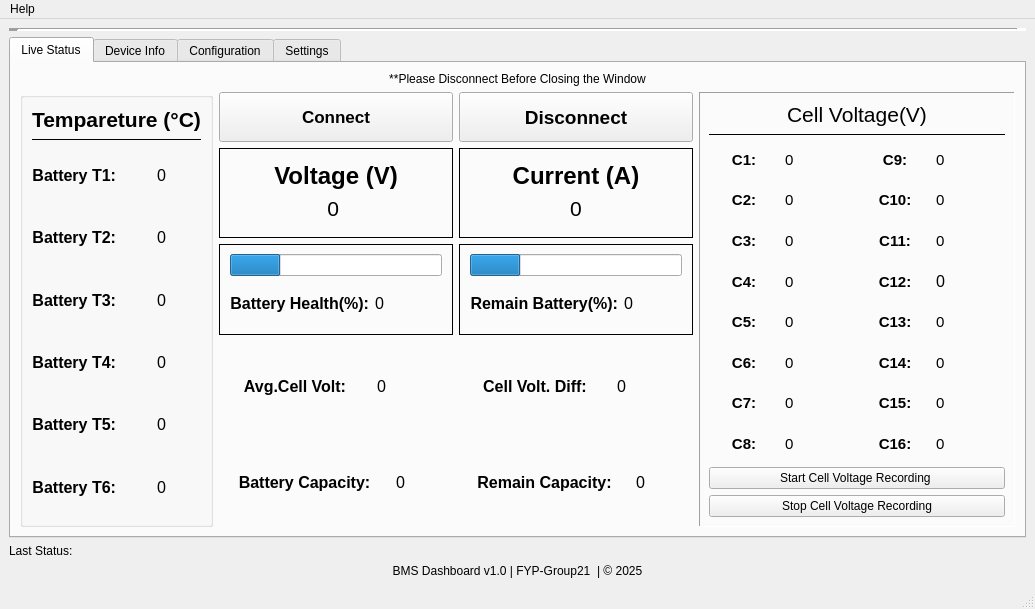
The window that form.ui (HashikaChathubhashaka/BMS_Interface) describes before a commit, drawn with Qt 5.
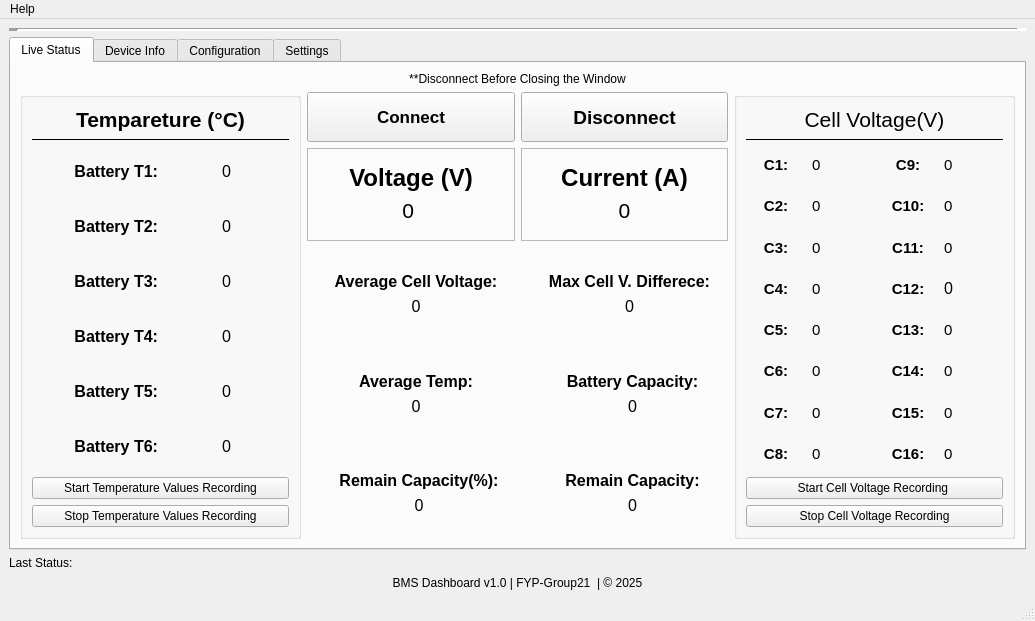
The same window after the commit.

Commit message:
Changes in Live Data Window
add Temperature Recording feature. put Avg.Temp. Fix the Battery Capacity Communication from BMS to UI.

```diff
--- a/form.ui
+++ b/form.ui
@@ -7,7 +7,7 @@
     <x>0</x>
     <y>0</y>
     <width>1035</width>
-    <height>609</height>
+    <height>621</height>
    </rect>
   </property>
   <property name="sizePolicy">
@@ -23,7 +23,7 @@
    <enum>Qt::LayoutDirection::LeftToRight</enum>
   </property>
   <widget class="QWidget" name="centralwidget">
-   <layout class="QVBoxLayout" name="verticalLayout_2">
+   <layout class="QVBoxLayout" name="verticalLayout_12">
     <item>
      <widget class="Line" name="line">
       <property name="lineWidth">
@@ -50,7 +50,7 @@
         <item>
          <widget class="QLabel" name="label_4">
           <property name="text">
-           <string>**Please Disconnect Before Closing the Window</string>
+           <string>**Disconnect Before Closing the Window</string>
           </property>
           <property name="alignment">
            <set>Qt::AlignmentFlag::AlignCenter</set>
@@ -58,10 +58,10 @@
          </widget>
         </item>
         <item>
-         <layout class="QHBoxLayout" name="Tab1Details" stretch="1,3,2">
+         <layout class="QHBoxLayout" name="Tab1Details" stretch="2,3,2">
           <item>
            <widget class="QGroupBox" name="Temperature">
-            <layout class="QVBoxLayout" name="BatteryTemp" stretch="0,2,2,2,2,2,2,2">
+            <layout class="QVBoxLayout" name="BatteryTemp" stretch="0,2,2,2,2,2,2,2,0">
              <item>
               <widget class="QLabel" name="TemperatureHeader">
                <property name="font">
@@ -298,101 +298,141 @@
                </item>
               </layout>
              </item>
+             <item>
+              <layout class="QVBoxLayout" name="ReadingsRecoding">
+               <item>
+                <widget class="QPushButton" name="StartRecordTemps">
+                 <property name="text">
+                  <string>Start Temperature Values Recording</string>
+                 </property>
+                </widget>
+               </item>
+               <item>
+                <widget class="QPushButton" name="StopRecordTemps">
+                 <property name="text">
+                  <string>Stop Temperature Values Recording</string>
+                 </property>
+                </widget>
+               </item>
+              </layout>
+             </item>
             </layout>
            </widget>
           </item>
           <item>
            <layout class="QGridLayout" name="Main" rowstretch="3,0,0,0,0">
-            <item row="2" column="0">
-             <widget class="QFrame" name="BatteryHealthLevel">
+            <item row="0" column="0">
+             <widget class="QPushButton" name="startButton">
+              <property name="sizePolicy">
+               <sizepolicy hsizetype="Minimum" vsizetype="Fixed">
+                <horstretch>0</horstretch>
+                <verstretch>0</verstretch>
+               </sizepolicy>
+              </property>
+              <property name="minimumSize">
+               <size>
+                <width>0</width>
+                <height>50</height>
+               </size>
+              </property>
+              <property name="font">
+               <font>
+                <family>Segoe UI</family>
+                <pointsize>13</pointsize>
+                <italic>false</italic>
+                <bold>true</bold>
+               </font>
+              </property>
+              <property name="text">
+               <string>Connect</string>
+              </property>
+             </widget>
+            </item>
+            <item row="1" column="0">
+             <widget class="QFrame" name="TotalV">
               <property name="frameShape">
-               <enum>QFrame::Shape::Box</enum>
+               <enum>QFrame::Shape::StyledPanel</enum>
               </property>
-              <layout class="QVBoxLayout" name="HealthLevel" stretch="0,0">
+              <layout class="QVBoxLayout" name="TotalVoltage" stretch="0,0">
+               <item>
+                <widget class="QLabel" name="Total_Voltage_Text">
+                 <property name="font">
+                  <font>
+                   <pointsize>18</pointsize>
+                   <bold>true</bold>
+                  </font>
+                 </property>
+                 <property name="layoutDirection">
+                  <enum>Qt::LayoutDirection::LeftToRight</enum>
+                 </property>
+                 <property name="autoFillBackground">
+                  <bool>false</bool>
+                 </property>
+                 <property name="text">
+                  <string>Voltage (V)</string>
+                 </property>
+                 <property name="textFormat">
+                  <enum>Qt::TextFormat::AutoText</enum>
+                 </property>
+                 <property name="alignment">
+                  <set>Qt::AlignmentFlag::AlignBottom|Qt::AlignmentFlag::AlignHCenter</set>
+                 </property>
+                </widget>
+               </item>
+               <item>
+                <widget class="QLabel" name="Total_Voltage">
+                 <property name="font">
+                  <font>
+                   <pointsize>16</pointsize>
+                  </font>
+                 </property>
+                 <property name="text">
+                  <string>0 </string>
+                 </property>
+                 <property name="alignment">
+                  <set>Qt::AlignmentFlag::AlignHCenter|Qt::AlignmentFlag::AlignTop</set>
+                 </property>
+                </widget>
+               </item>
+              </layout>
+             </widget>
+            </item>
+            <item row="3" column="0">
+             <layout class="QVBoxLayout" name="AveTemp" stretch="0,0">
                <property name="leftMargin">
                 <number>10</number>
                </property>
-               <property name="rightMargin">
-                <number>10</number>
-               </property>
                <item>
-                <widget class="QProgressBar" name="HealthBar">
-                 <property name="value">
-                  <number>24</number>
-                 </property>
-                 <property name="textVisible">
+               <widget class="QLabel" name="AveTempText">
+                <property name="font">
+                 <font>
+                  <pointsize>12</pointsize>
+                  <bold>true</bold>
+                 </font>
+                </property>
+                <property name="text">
+                 <string>Average Temp:</string>
+                </property>
+                <property name="alignment">
+                 <set>Qt::AlignmentFlag::AlignBottom|Qt::AlignmentFlag::AlignHCenter</set>
+                </property>
+                <property name="wordWrap">
                   <bool>false</bool>
                  </property>
                 </widget>
                </item>
                <item>
-                <layout class="QHBoxLayout" name="BatteryHealth" stretch="2,1">
-                 <item>
-                  <widget class="QLabel" name="BatteryHealthText">
+               <widget class="QLabel" name="AvgTempLabel">
                    <property name="font">
                     <font>
                      <pointsize>12</pointsize>
-                     <bold>true</bold>
                     </font>
                    </property>
                    <property name="text">
-                    <string>Battery Health(%):</string>
-                   </property>
-                   <property name="alignment">
-                    <set>Qt::AlignmentFlag::AlignRight|Qt::AlignmentFlag::AlignTrailing|Qt::AlignmentFlag::AlignVCenter</set>
-                   </property>
-                  </widget>
-                 </item>
-                 <item>
-                  <widget class="QLabel" name="BatteryHealthLabel">
-                   <property name="font">
-                    <font>
-                     <pointsize>12</pointsize>
-                    </font>
-                   </property>
-                   <property name="text">
                     <string>0</string>
                    </property>
                    <property name="alignment">
-                    <set>Qt::AlignmentFlag::AlignLeading|Qt::AlignmentFlag::AlignLeft|Qt::AlignmentFlag::AlignVCenter</set>
-                   </property>
-                  </widget>
-                 </item>
-                </layout>
-               </item>
-              </layout>
-             </widget>
-            </item>
-            <item row="4" column="1">
-             <layout class="QHBoxLayout" name="RemainCapacity" stretch="3,1">
-              <item>
-               <widget class="QLabel" name="RemainCapacityText">
-                <property name="font">
-                 <font>
-                  <pointsize>12</pointsize>
-                  <bold>true</bold>
-                 </font>
-                </property>
-                <property name="text">
-                 <string>Remain Capacity:</string>
-                </property>
-                <property name="alignment">
-                 <set>Qt::AlignmentFlag::AlignCenter</set>
-                </property>
-               </widget>
-              </item>
-              <item>
-               <widget class="QLabel" name="RemainCapacityLabel">
-                <property name="font">
-                 <font>
-                  <pointsize>12</pointsize>
-                 </font>
-                </property>
-                <property name="text">
-                 <string>0</string>
-                </property>
-                <property name="alignment">
-                 <set>Qt::AlignmentFlag::AlignLeading|Qt::AlignmentFlag::AlignLeft|Qt::AlignmentFlag::AlignVCenter</set>
+                 <set>Qt::AlignmentFlag::AlignHCenter|Qt::AlignmentFlag::AlignTop</set>
                 </property>
                </widget>
               </item>
@@ -418,105 +458,13 @@
               </property>
              </widget>
             </item>
-            <item row="3" column="0">
-             <layout class="QHBoxLayout" name="AveCellVolt" stretch="2,1">
-              <item>
-               <widget class="QLabel" name="AveCellVoltText">
-                <property name="font">
-                 <font>
-                  <pointsize>12</pointsize>
-                  <bold>true</bold>
-                 </font>
-                </property>
-                <property name="text">
-                 <string>Avg.Cell Volt:</string>
-                </property>
-                <property name="alignment">
-                 <set>Qt::AlignmentFlag::AlignCenter</set>
-                </property>
-               </widget>
-              </item>
-              <item>
-               <widget class="QLabel" name="AveCellVoltLabel">
-                <property name="font">
-                 <font>
-                  <pointsize>12</pointsize>
-                 </font>
-                </property>
-                <property name="text">
-                 <string>0</string>
-                </property>
-                <property name="alignment">
-                 <set>Qt::AlignmentFlag::AlignLeading|Qt::AlignmentFlag::AlignLeft|Qt::AlignmentFlag::AlignVCenter</set>
-                </property>
-               </widget>
-              </item>
-             </layout>
-            </item>
-            <item row="2" column="1">
-             <widget class="QFrame" name="BatteryChargeLevel">
-              <property name="frameShape">
-               <enum>QFrame::Shape::Box</enum>
-              </property>
-              <layout class="QVBoxLayout" name="BatteryLevel">
-               <property name="leftMargin">
-                <number>10</number>
-               </property>
-               <property name="rightMargin">
-                <number>10</number>
-               </property>
-               <item>
-                <widget class="QProgressBar" name="BatteryLevelBar">
-                 <property name="value">
-                  <number>24</number>
-                 </property>
-                 <property name="textVisible">
-                  <bool>false</bool>
-                 </property>
-                </widget>
-               </item>
-               <item>
-                <layout class="QHBoxLayout" name="RemainBattery" stretch="2,1">
-                 <item>
-                  <widget class="QLabel" name="RemainBatteryText">
-                   <property name="font">
-                    <font>
-                     <pointsize>12</pointsize>
-                     <bold>true</bold>
-                    </font>
-                   </property>
-                   <property name="text">
-                    <string>Remain Battery(%):</string>
-                   </property>
-                   <property name="alignment">
-                    <set>Qt::AlignmentFlag::AlignRight|Qt::AlignmentFlag::AlignTrailing|Qt::AlignmentFlag::AlignVCenter</set>
-                   </property>
-                  </widget>
-                 </item>
-                 <item>
-                  <widget class="QLabel" name="RemainBatteryLabel">
-                   <property name="font">
-                    <font>
-                     <pointsize>12</pointsize>
-                    </font>
-                   </property>
-                   <property name="text">
-                    <string>0</string>
-                   </property>
-                   <property name="alignment">
-                    <set>Qt::AlignmentFlag::AlignLeading|Qt::AlignmentFlag::AlignLeft|Qt::AlignmentFlag::AlignVCenter</set>
-                   </property>
-                  </widget>
-                 </item>
-                </layout>
-               </item>
-              </layout>
-             </widget>
-            </item>
             <item row="1" column="1">
              <widget class="QFrame" name="TotalC">
               <property name="frameShape">
-               <enum>QFrame::Shape::Box</enum>
+               <enum>QFrame::Shape::StyledPanel</enum>
+              </property>
+              <property name="frameShadow">
+               <enum>QFrame::Shadow::Plain</enum>
               </property>
               <layout class="QVBoxLayout" name="TotalCurrent">
                <item>
@@ -559,46 +507,39 @@
               </layout>
              </widget>
             </item>
-            <item row="1" column="0">
-             <widget class="QFrame" name="TotalV">
-              <property name="frameShape">
-               <enum>QFrame::Shape::Box</enum>
+            <item row="2" column="1">
+             <layout class="QVBoxLayout" name="CellVoltDiff" stretch="0,0">
+              <property name="leftMargin">
+               <number>10</number>
               </property>
-              <layout class="QVBoxLayout" name="TotalVoltage" stretch="0,0">
                <item>
-                <widget class="QLabel" name="Total_Voltage_Text">
+               <widget class="QLabel" name="CellVoltDiffText">
                  <property name="font">
                   <font>
-                   <pointsize>18</pointsize>
+                  <pointsize>12</pointsize>
                    <bold>true</bold>
                   </font>
                  </property>
-                 <property name="layoutDirection">
-                  <enum>Qt::LayoutDirection::LeftToRight</enum>
-                 </property>
-                 <property name="autoFillBackground">
-                  <bool>false</bool>
-                 </property>
                  <property name="text">
-                  <string>Voltage (V)</string>
-                 </property>
-                 <property name="textFormat">
-                  <enum>Qt::TextFormat::AutoText</enum>
+                 <string>Max Cell V. Differece:</string>
                  </property>
                  <property name="alignment">
                   <set>Qt::AlignmentFlag::AlignBottom|Qt::AlignmentFlag::AlignHCenter</set>
                  </property>
+                <property name="wordWrap">
+                 <bool>false</bool>
+                </property>
                 </widget>
                </item>
                <item>
-                <widget class="QLabel" name="Total_Voltage">
+               <widget class="QLabel" name="CellVoltDiffLabel">
                  <property name="font">
                   <font>
-                   <pointsize>16</pointsize>
+                  <pointsize>12</pointsize>
                   </font>
                  </property>
                  <property name="text">
-                  <string>0 </string>
+                 <string>0</string>
                  </property>
                  <property name="alignment">
                   <set>Qt::AlignmentFlag::AlignHCenter|Qt::AlignmentFlag::AlignTop</set>
@@ -606,37 +547,12 @@
                 </widget>
                </item>
               </layout>
-             </widget>
             </item>
-            <item row="0" column="0">
-             <widget class="QPushButton" name="startButton">
-              <property name="sizePolicy">
-               <sizepolicy hsizetype="Minimum" vsizetype="Fixed">
-                <horstretch>0</horstretch>
-                <verstretch>0</verstretch>
-               </sizepolicy>
+            <item row="3" column="1">
+             <layout class="QVBoxLayout" name="BatteryCapacity" stretch="0,0">
+              <property name="leftMargin">
+               <number>16</number>
               </property>
-              <property name="minimumSize">
-               <size>
-                <width>0</width>
-                <height>50</height>
-               </size>
-              </property>
-              <property name="font">
-               <font>
-                <family>Segoe UI</family>
-                <pointsize>13</pointsize>
-                <italic>false</italic>
-                <bold>true</bold>
-               </font>
-              </property>
-              <property name="text">
-               <string>Connect</string>
-              </property>
-             </widget>
-            </item>
-            <item row="4" column="0">
-             <layout class="QHBoxLayout" name="BatteryCapacity" stretch="3,1">
               <item>
                <widget class="QLabel" name="BatteryCapacityText">
                 <property name="font">
@@ -649,7 +565,10 @@
                  <string>Battery Capacity:</string>
                 </property>
                 <property name="alignment">
-                 <set>Qt::AlignmentFlag::AlignCenter</set>
+                 <set>Qt::AlignmentFlag::AlignBottom|Qt::AlignmentFlag::AlignHCenter</set>
+                </property>
+                <property name="wordWrap">
+                 <bool>false</bool>
                 </property>
                </widget>
               </item>
@@ -664,16 +583,19 @@
                  <string>0</string>
                 </property>
                 <property name="alignment">
-                 <set>Qt::AlignmentFlag::AlignLeading|Qt::AlignmentFlag::AlignLeft|Qt::AlignmentFlag::AlignVCenter</set>
+                 <set>Qt::AlignmentFlag::AlignHCenter|Qt::AlignmentFlag::AlignTop</set>
                 </property>
                </widget>
               </item>
              </layout>
             </item>
-            <item row="3" column="1">
-             <layout class="QHBoxLayout" name="CellVoltDiff" stretch="2,1">
+            <item row="4" column="0">
+             <layout class="QVBoxLayout" name="RemainCapacitypresentage" stretch="0,0">
+              <property name="leftMargin">
+               <number>16</number>
+              </property>
               <item>
-               <widget class="QLabel" name="CellVoltDiffText">
+               <widget class="QLabel" name="RemainCapacityPresentageText">
                 <property name="font">
                  <font>
                   <pointsize>12</pointsize>
@@ -681,15 +603,18 @@
                  </font>
                 </property>
                 <property name="text">
-                 <string>Cell Volt. Diff:</string>
+                 <string>Remain Capacity(%):</string>
                 </property>
                 <property name="alignment">
-                 <set>Qt::AlignmentFlag::AlignCenter</set>
+                 <set>Qt::AlignmentFlag::AlignBottom|Qt::AlignmentFlag::AlignHCenter</set>
                 </property>
+                <property name="wordWrap">
+                 <bool>false</bool>
+                </property>
                </widget>
               </item>
               <item>
-               <widget class="QLabel" name="CellVoltDiffLabel">
+               <widget class="QLabel" name="RemainCapacityPresentageLabel">
                 <property name="font">
                  <font>
                   <pointsize>12</pointsize>
@@ -699,22 +624,98 @@
                  <string>0</string>
                 </property>
                 <property name="alignment">
-                 <set>Qt::AlignmentFlag::AlignLeading|Qt::AlignmentFlag::AlignLeft|Qt::AlignmentFlag::AlignVCenter</set>
+                 <set>Qt::AlignmentFlag::AlignHCenter|Qt::AlignmentFlag::AlignTop</set>
                 </property>
                </widget>
               </item>
              </layout>
             </item>
-           </layout>
-          </item>
+            <item row="4" column="1">
+             <layout class="QVBoxLayout" name="RemainCapacity" stretch="0,0">
+              <property name="leftMargin">
+               <number>16</number>
+              </property>
+              <item>
+               <widget class="QLabel" name="RemainCapacityText">
+                <property name="font">
+                 <font>
+                  <pointsize>12</pointsize>
+                  <bold>true</bold>
+                 </font>
+                </property>
+                <property name="text">
+                 <string>Remain Capacity:</string>
+                </property>
+                <property name="alignment">
+                 <set>Qt::AlignmentFlag::AlignBottom|Qt::AlignmentFlag::AlignHCenter</set>
+                </property>
+                <property name="wordWrap">
+                 <bool>false</bool>
+                </property>
+               </widget>
+              </item>
+              <item>
+               <widget class="QLabel" name="RemainCapacityLabel">
+                <property name="font">
+                 <font>
+                  <pointsize>12</pointsize>
+                 </font>
+                </property>
+                <property name="text">
+                 <string>0</string>
+                </property>
+                <property name="alignment">
+                 <set>Qt::AlignmentFlag::AlignHCenter|Qt::AlignmentFlag::AlignTop</set>
+                </property>
+               </widget>
+              </item>
+             </layout>
+            </item>
+            <item row="2" column="0">
+             <layout class="QVBoxLayout" name="AveCellVolt" stretch="0,0">
+              <property name="leftMargin">
+               <number>10</number>
+              </property>
           <item>
-           <widget class="QFrame" name="CellVoltage">
-            <property name="frameShape">
-             <enum>QFrame::Shape::Panel</enum>
-            </property>
-            <property name="frameShadow">
-             <enum>QFrame::Shadow::Sunken</enum>
-            </property>
+               <widget class="QLabel" name="AveCellVoltText">
+                <property name="font">
+                 <font>
+                  <pointsize>12</pointsize>
+                  <bold>true</bold>
+                 </font>
+                </property>
+                <property name="text">
+                 <string>Average Cell Voltage:</string>
+                </property>
+                <property name="alignment">
+                 <set>Qt::AlignmentFlag::AlignBottom|Qt::AlignmentFlag::AlignHCenter</set>
+                </property>
+                <property name="wordWrap">
+                 <bool>false</bool>
+                </property>
+               </widget>
+              </item>
+              <item>
+               <widget class="QLabel" name="AveCellVoltLabel">
+                <property name="font">
+                 <font>
+                  <pointsize>12</pointsize>
+                 </font>
+                </property>
+                <property name="text">
+                 <string>0</string>
+                </property>
+                <property name="alignment">
+                 <set>Qt::AlignmentFlag::AlignHCenter|Qt::AlignmentFlag::AlignTop</set>
+                </property>
+               </widget>
+              </item>
+             </layout>
+            </item>
+           </layout>
+          </item>
+          <item>
+           <widget class="QGroupBox" name="CellVoltage">
             <layout class="QVBoxLayout" name="CellVoltages" stretch="1,0,15,0,0">
              <item>
               <widget class="QLabel" name="CellVoltageHeader">
@@ -1500,6 +1501,7 @@
              <number>0</number>
             </property>
             <item>
+             <widget class="QGroupBox" name="BalanceStates">
              <layout class="QHBoxLayout" name="BalanceState" stretch="0,0">
               <item>
                <widget class="QLabel" name="BalanceStateText">
@@ -1527,8 +1529,10 @@
                </widget>
               </item>
              </layout>
+             </widget>
             </item>
             <item>
+             <widget class="QGroupBox" name="ChargeStates">
              <layout class="QHBoxLayout" name="ChargeState">
               <item>
                <widget class="QLabel" name="ChargeStateText">
@@ -1556,8 +1560,10 @@
                </widget>
               </item>
              </layout>
+             </widget>
             </item>
             <item>
+             <widget class="QGroupBox" name="DischargeStates">
              <layout class="QHBoxLayout" name="DischargeState" stretch="0,0">
               <item>
                <widget class="QLabel" name="DischargeStateText">
@@ -1585,6 +1591,7 @@
                </widget>
               </item>
              </layout>
+             </widget>
             </item>
            </layout>
           </item>
@@ -1608,6 +1615,12 @@
            </item>
            <item>
             <widget class="QListView" name="listView_users">
+             <property name="font">
+              <font>
+               <pointsize>12</pointsize>
+               <bold>true</bold>
+              </font>
+             </property>
              <property name="editTriggers">
               <set>QAbstractItemView::EditTrigger::NoEditTriggers</set>
              </property>
@@ -1662,6 +1675,11 @@
              <layout class="QVBoxLayout" name="MaxVoltageDiff">
               <item>
                <widget class="QLabel" name="VoltageDiffLabel">
+                <property name="font">
+                 <font>
+                  <bold>true</bold>
+                 </font>
+                </property>
                 <property name="text">
                  <string>Max Voltage Difference (V)</string>
                 </property>
@@ -1671,6 +1689,7 @@
                </widget>
               </item>
               <item>
+               <widget class="QGroupBox" name="VoltageDiffSet">
                <layout class="QHBoxLayout" name="VoltageDiffSetter">
                 <item>
                  <widget class="QDoubleSpinBox" name="VoltageDiffBox">
@@ -1699,6 +1718,7 @@
                  </widget>
                 </item>
                </layout>
+               </widget>
               </item>
              </layout>
             </item>
@@ -1706,6 +1726,11 @@
              <layout class="QVBoxLayout" name="MaxVoltage">
               <item>
                <widget class="QLabel" name="MaxVoltageLabel">
+                <property name="font">
+                 <font>
+                  <bold>true</bold>
+                 </font>
+                </property>
                 <property name="text">
                  <string>Max Voltage (V)</string>
                 </property>
@@ -1715,6 +1740,7 @@
                </widget>
               </item>
               <item>
+               <widget class="QGroupBox" name="MaxVoltageSett">
                <layout class="QHBoxLayout" name="MaxVoltageSetter">
                 <item>
                  <widget class="QDoubleSpinBox" name="MaxVoltageBox">
@@ -1743,6 +1769,7 @@
                  </widget>
                 </item>
                </layout>
+               </widget>
               </item>
              </layout>
             </item>
@@ -1750,6 +1777,11 @@
              <layout class="QVBoxLayout" name="MinVoltage">
               <item>
                <widget class="QLabel" name="MinVoltageLabel">
+                <property name="font">
+                 <font>
+                  <bold>true</bold>
+                 </font>
+                </property>
                 <property name="text">
                  <string>Min Voltage (V)</string>
                 </property>
@@ -1759,6 +1791,7 @@
                </widget>
               </item>
               <item>
+               <widget class="QGroupBox" name="MinVoltageSet">
                <layout class="QHBoxLayout" name="MinVoltageSetter" stretch="0,0">
                 <item>
                  <widget class="QDoubleSpinBox" name="MinVoltageBox">
@@ -1787,6 +1820,7 @@
                  </widget>
                 </item>
                </layout>
+               </widget>
               </item>
              </layout>
             </item>
@@ -1794,6 +1828,11 @@
              <layout class="QVBoxLayout" name="TempWarn">
               <item>
                <widget class="QLabel" name="TempWarnSetterLabel">
+                <property name="font">
+                 <font>
+                  <bold>true</bold>
+                 </font>
+                </property>
                 <property name="text">
                  <string>High Temperature Warning TH (°C)</string>
                 </property>
@@ -1803,6 +1842,7 @@
                </widget>
               </item>
               <item>
+               <widget class="QGroupBox" name="TempWarnSet">
                <layout class="QHBoxLayout" name="TempWarnSetter">
                 <item>
                  <widget class="QDoubleSpinBox" name="TempWarnBox">
@@ -1831,6 +1871,7 @@
                  </widget>
                 </item>
                </layout>
+               </widget>
               </item>
              </layout>
             </item>
@@ -1858,15 +1899,24 @@
              <layout class="QVBoxLayout" name="MinSOC">
               <item>
                <widget class="QLabel" name="MinSOCLabel">
+                <property name="font">
+                 <font>
+                  <bold>true</bold>
+                 </font>
+                </property>
                 <property name="text">
                  <string>Min SOC (%)</string>
                 </property>
+                <property name="textFormat">
+                 <enum>Qt::TextFormat::AutoText</enum>
+                </property>
                 <property name="alignment">
                  <set>Qt::AlignmentFlag::AlignBottom|Qt::AlignmentFlag::AlignLeading|Qt::AlignmentFlag::AlignLeft</set>
                 </property>
                </widget>
               </item>
               <item>
+               <widget class="QGroupBox" name="MinSOCSet">
                <layout class="QHBoxLayout" name="MinSOCSetter">
                 <item>
                  <widget class="QDoubleSpinBox" name="MinSOCBox">
@@ -1895,6 +1945,7 @@
                  </widget>
                 </item>
                </layout>
+               </widget>
               </item>
              </layout>
             </item>
@@ -1902,6 +1953,11 @@
              <layout class="QVBoxLayout" name="MaxCurrent">
               <item>
                <widget class="QLabel" name="MaxCurrentLabel">
+                <property name="font">
+                 <font>
+                  <bold>true</bold>
+                 </font>
+                </property>
                 <property name="text">
                  <string>Max Current (A)</string>
                 </property>
@@ -1911,6 +1967,7 @@
                </widget>
               </item>
               <item>
+               <widget class="QGroupBox" name="MaxCurrentSet">
                <layout class="QHBoxLayout" name="MaxCurrentSetter">
                 <item>
                  <widget class="QDoubleSpinBox" name="MaxCurrentBox">
@@ -1939,6 +1996,7 @@
                  </widget>
                 </item>
                </layout>
+               </widget>
               </item>
              </layout>
             </item>
@@ -1946,6 +2004,11 @@
              <layout class="QVBoxLayout" name="TempDisconnect">
               <item>
                <widget class="QLabel" name="TempDisconnectLabel">
+                <property name="font">
+                 <font>
+                  <bold>true</bold>
+                 </font>
+                </property>
                 <property name="text">
                  <string>High Temperature Disconnect TH (°C)</string>
                 </property>
@@ -1955,6 +2018,7 @@
                </widget>
               </item>
               <item>
+               <widget class="QGroupBox" name="TempDisconnectSet">
                <layout class="QHBoxLayout" name="TempDisconnectSetter">
                 <item>
                  <widget class="QDoubleSpinBox" name="TempDisconnectBox">
@@ -1983,6 +2047,7 @@
                  </widget>
                 </item>
                </layout>
+               </widget>
               </item>
              </layout>
             </item>
@@ -1990,6 +2055,11 @@
              <layout class="QVBoxLayout" name="BatterCapacity">
               <item>
                <widget class="QLabel" name="BatterCapacityLabel">
+                <property name="font">
+                 <font>
+                  <bold>true</bold>
+                 </font>
+                </property>
                 <property name="text">
                  <string>Battery Capacity (AH)</string>
                 </property>
@@ -1999,6 +2069,7 @@
                </widget>
               </item>
               <item>
+               <widget class="QGroupBox" name="BatterCapacitySet">
                <layout class="QHBoxLayout" name="BatterCapacitySetter">
                 <item>
                  <widget class="QDoubleSpinBox" name="BatterCapacityBox">
@@ -2027,6 +2098,7 @@
                  </widget>
                 </item>
                </layout>
+               </widget>
               </item>
              </layout>
             </item>
@@ -2040,34 +2112,24 @@
        <attribute name="title">
         <string>Settings</string>
        </attribute>
-       <widget class="QLabel" name="COMConnectionFeedback">
-        <property name="geometry">
-         <rect>
-          <x>360</x>
-          <y>210</y>
-          <width>271</width>
-          <height>31</height>
-         </rect>
-        </property>
-        <property name="text">
-         <string/>
-        </property>
-       </widget>
        <widget class="QWidget" name="verticalLayoutWidget_9">
         <property name="geometry">
          <rect>
-          <x>70</x>
-          <y>240</y>
-          <width>191</width>
-          <height>111</height>
+          <x>520</x>
+          <y>160</y>
+          <width>227</width>
+          <height>74</height>
          </rect>
         </property>
-        <layout class="QVBoxLayout" name="verticalLayout_4">
+        <layout class="QVBoxLayout" name="ThemeSelection">
          <item>
-          <widget class="QLabel" name="label_3">
+          <widget class="QLabel" name="SelectThemeText">
            <property name="text">
             <string>Select Theme</string>
            </property>
+           <property name="alignment">
+            <set>Qt::AlignmentFlag::AlignLeading|Qt::AlignmentFlag::AlignLeft|Qt::AlignmentFlag::AlignTop</set>
+           </property>
           </widget>
          </item>
          <item>
@@ -2089,19 +2151,19 @@
        <widget class="QWidget" name="verticalLayoutWidget_10">
         <property name="geometry">
          <rect>
-          <x>70</x>
-          <y>100</y>
-          <width>191</width>
-          <height>101</height>
+          <x>190</x>
+          <y>160</y>
+          <width>231</width>
+          <height>211</height>
          </rect>
         </property>
-        <layout class="QVBoxLayout" name="verticalLayout_5">
+        <layout class="QVBoxLayout" name="PortSelection">
          <item>
-          <layout class="QHBoxLayout" name="horizontalLayout_3">
+          <layout class="QHBoxLayout" name="COMPortSelection">
            <item>
-            <widget class="QLabel" name="label_2">
+            <widget class="QLabel" name="SelectCOMPort">
              <property name="text">
-              <string>Select COM port</string>
+              <string>Select COM port:</string>
              </property>
             </widget>
            </item>
@@ -2111,7 +2173,7 @@
           </layout>
          </item>
          <item>
-          <spacer name="horizontalSpacer_2">
+          <spacer name="SpacerInCOMPortsSelection">
            <property name="orientation">
             <enum>Qt::Orientation::Horizontal</enum>
            </property>
@@ -2124,7 +2186,7 @@
           </spacer>
          </item>
          <item>
-          <layout class="QHBoxLayout" name="horizontalLayout_2">
+          <layout class="QHBoxLayout" name="COMbuttons">
            <item>
             <widget class="QPushButton" name="ConnectSerial">
              <property name="text">
@@ -2141,13 +2203,20 @@
            </item>
           </layout>
          </item>
+         <item>
+          <widget class="QLabel" name="COMConnectionFeedback">
+           <property name="text">
+            <string/>
+           </property>
+          </widget>
+         </item>
         </layout>
        </widget>
       </widget>
      </widget>
     </item>
     <item>
-     <layout class="QHBoxLayout" name="horizontalLayout_8" stretch="0,5">
+     <layout class="QHBoxLayout" name="bottomStatusBar" stretch="0,5">
       <item>
        <widget class="QLabel" name="label_5">
         <property name="text">
```
Lines whose indentation alone changed are shown as unchanged. The commit also changes 5 other files.
